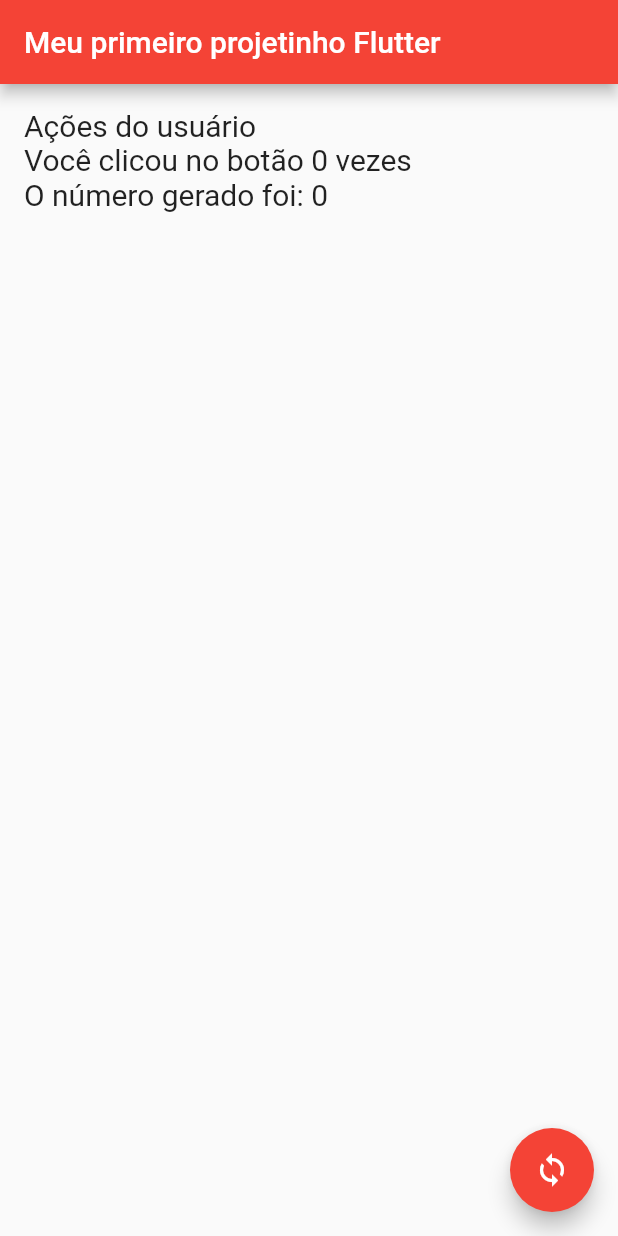
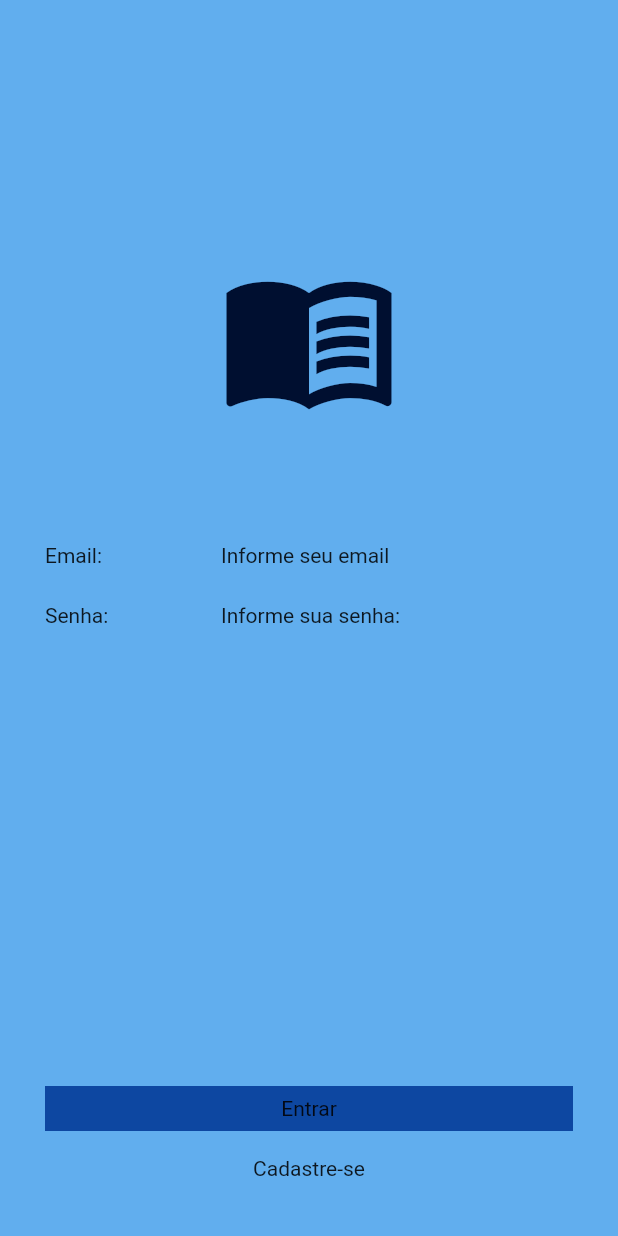
Before and after one commit to AdryanneKelly/trilha_app, a Flutter app: the screen it shows after launch, on a phone screen of 412 x 824 dp. Run offline on Flutter 3.47's test engine with Material 2 defaults, Android fonts, the phone set to English and light mode, and no system bars; our stand-ins replace google_fonts; Roboto replaces fonts that are missing (Acme).

Commit message:
Login page model

```diff
--- a/lib/my_app.dart
+++ b/lib/my_app.dart
@@ -1,6 +1,6 @@
 import 'package:flutter/material.dart';
 import 'package:google_fonts/google_fonts.dart';
-import 'package:trilhaapp/pages/home_page.dart';
+import 'package:trilhaapp/pages/login_page.dart';
 
 class MyApp extends StatelessWidget {
   const MyApp({super.key});
@@ -10,8 +10,8 @@ class MyApp extends StatelessWidget {
     return MaterialApp(
       debugShowCheckedModeBanner: false,
       theme: ThemeData(
-          primarySwatch: Colors.red, textTheme: GoogleFonts.acmeTextTheme()),
-      home: const HomePage(),
+          primarySwatch: Colors.red, textTheme: GoogleFonts.robotoTextTheme()),
+      home: const LoginPage(),
     );
   }
 }
--- /dev/null
+++ b/lib/pages/login_page.dart
@@ -0,0 +1,87 @@
+import 'package:flutter/material.dart';
+
+class LoginPage extends StatefulWidget {
+  const LoginPage({super.key});
+
+  @override
+  State<LoginPage> createState() => _LoginPageState();
+}
+
+class _LoginPageState extends State<LoginPage> {
+  @override
+  Widget build(BuildContext context) {
+    return SafeArea(
+      child: Scaffold(
+        backgroundColor: const Color.fromARGB(255, 97, 174, 238),
+        body: SizedBox(
+          width: double.infinity,
+          child: Column(
+            crossAxisAlignment: CrossAxisAlignment.center,
+            children: [
+              const SizedBox(
+                height: 150,
+              ),
+              const SizedBox(
+                width: 150,
+                height: 150,
+                child: Icon(
+                  Icons.menu_book,
+                  size: 120,
+                  color: Color.fromARGB(255, 0, 15, 48),
+                ),
+              ),
+              const SizedBox(
+                height: 50,
+              ),
+              Container(
+                width: double.infinity,
+                margin: const EdgeInsets.symmetric(horizontal: 30),
+                height: 40,
+                alignment: Alignment.center,
+                child: const Row(
+                  children: [
+                    Expanded(child: Text("Email:")),
+                    Expanded(flex: 2, child: Text("Informe seu email")),
+                  ],
+                ),
+              ),
+              Container(
+                width: double.infinity,
+                margin: const EdgeInsets.symmetric(horizontal: 30),
+                height: 40,
+                alignment: Alignment.center,
+                child: const Row(
+                  children: [
+                    Expanded(child: Text("Senha:")),
+                    Expanded(flex: 2, child: Text("Informe sua senha:")),
+                  ],
+                ),
+              ),
+              Expanded(child: Container()),
+              Container(
+                width: double.infinity,
+                margin: const EdgeInsets.symmetric(horizontal: 30),
+                color: Colors.blue.shade900,
+                height: 30,
+                alignment: Alignment.center,
+                child: const Text("Entrar"),
+              ),
+              const SizedBox(
+                height: 10,
+              ),
+              Container(
+                margin: const EdgeInsets.symmetric(horizontal: 30),
+                height: 30,
+                alignment: Alignment.center,
+                child: const Text("Cadastre-se"),
+              ),
+              const SizedBox(
+                height: 30,
+              ),
+            ],
+          ),
+        ),
+      ),
+    );
+  }
+}
```
Also changed, not shown: lib/pages/home_page.dart (+47 -5 lines).
